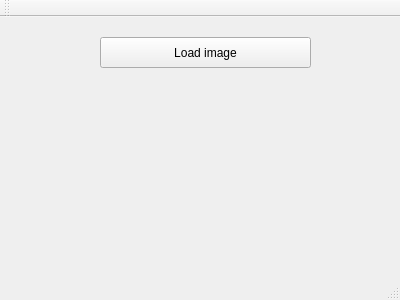
Qt form PlantProject/mainwindow.ui (milena-rocabado/PlantProject) before a commit.
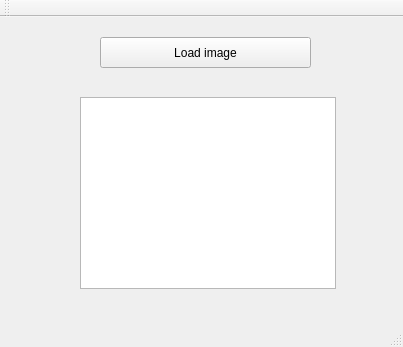
The same form after that commit.

Patch:
```diff
--- a/PlantProject/mainwindow.ui
+++ b/PlantProject/mainwindow.ui
@@ -6,8 +6,8 @@
    <rect>
     <x>0</x>
     <y>0</y>
-    <width>400</width>
-    <height>300</height>
+    <width>403</width>
+    <height>347</height>
    </rect>
   </property>
   <property name="windowTitle">
@@ -27,6 +27,16 @@
      <string>Load image</string>
     </property>
    </widget>
+   <widget class="QGraphicsView" name="graphicsView">
+    <property name="geometry">
+     <rect>
+      <x>80</x>
+      <y>80</y>
+      <width>256</width>
+      <height>192</height>
+     </rect>
+    </property>
+   </widget>
   </widget>
   <widget class="QMenuBar" name="menuBar">
    <property name="geometry">
```
Left out of the diff: 2 changed lines with no effect on the pictures.
